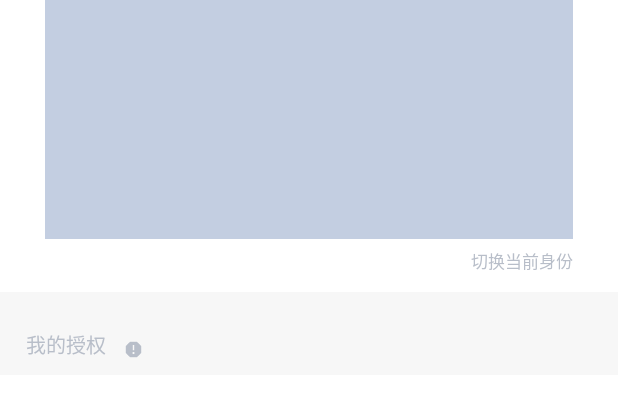
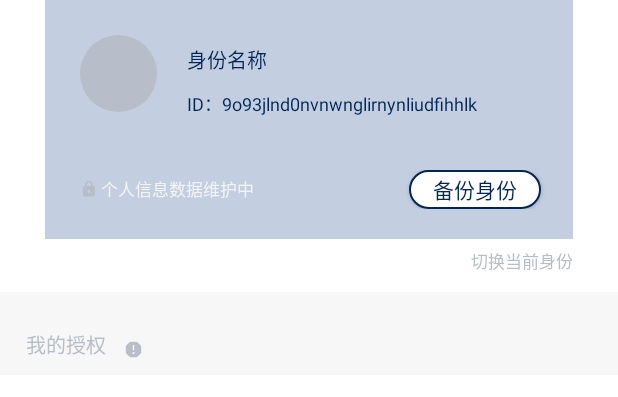
Before and after one commit to LaplaceNetwork/Android, an Android app: the layout fragment_identity.xml on its own in the app's theme, with its tools: preview values and no code run, on a phone screen of 412 x 824 dp. Shown: the top 397 px of the screen. Run offline under Robolectric (Android 15) with nearby library versions, the phone set to English and light mode, and no system bars.

Commit message:
code optimization

```diff
--- a/app/src/main/java/com/orangechain/laplace/activity/identity/IdentityFragment.java
+++ b/app/src/main/java/com/orangechain/laplace/activity/identity/IdentityFragment.java
@@ -6,9 +6,11 @@ import android.support.v4.app.Fragment;
 import android.support.v4.content.ContextCompat;
 import android.view.View;
 import android.widget.AdapterView;
+import android.widget.ImageView;
 import android.widget.ListView;
 import android.widget.Toast;
 
+import com.bumptech.glide.Glide;
 import com.orangechain.laplace.R;
 import com.orangechain.laplace.ToolUtil.ToolHelper;
 import com.orangechain.laplace.activity.IndexActivity;
@@ -29,6 +31,11 @@ public class IdentityFragment extends BaseFragment {
 
     @Override
     public void initWithView(View view) {
+
+        ImageView protectImageView = view.findViewById(R.id.identity_usericon_imageview);
+        Glide.with(this).load("https://timgsa.baidu.com/timg?image&quality=80&size=b9999_10000&sec=1539608309718&di=b2379fa2bb33ffbc19a0507f54ea4f21&imgtype=0&src=http%3A%2F%2Fimg3.duitang.com%2Fuploads%2Fitem%2F201501%2F25%2F20150125094219_cWXuL.jpeg")
+                .into(protectImageView);
+
 
         //创建数据源
         beanlist.clear();
@@ -55,8 +62,10 @@ public class IdentityFragment extends BaseFragment {
         });
 
 
+
         //修改图片的填充颜色
         IndexActivity activity = (IndexActivity) getActivity();
+        activity.getSupportActionBar().setHomeAsUpIndicator(ToolHelper.changePictureColor(getActivity(),R.color.colorF3F3F3,R.drawable.baseline_protect_black_24dp));
         activity.getSupportActionBar().setHomeAsUpIndicator(ToolHelper.changePictureColor(getActivity(),R.color.colorGray,R.drawable.baseline_report_black_24dp));
 
     }
--- /dev/null
+++ b/app/src/main/res/drawable/btn_bg_normal_identity_copyinformation_index.xml
@@ -0,0 +1,8 @@
+<?xml version="1.0" encoding="utf-8"?>
+<shape xmlns:android="http://schemas.android.com/apk/res/android"
+    android:shape="rectangle">
+    <corners android:radius="13dp"/>
+    <solid android:color="@color/colorWhite" />
+    <stroke android:color="@color/color022656"
+        android:width="@dimen/line_size_common"/>
+</shape>
--- /dev/null
+++ b/app/src/main/res/drawable/btn_selector_identity_copyinformation_index.xml
@@ -0,0 +1,5 @@
+<?xml version="1.0" encoding="utf-8"?>
+<selector xmlns:android="http://schemas.android.com/apk/res/android">
+    <item android:drawable="@drawable/btn_bg_normal_identity_copyinformation_index" android:state_checked="false"/>
+    <item android:drawable="@drawable/btn_bg_normal_identity_copyinformation_index" android:state_checked="true"/>
+</selector>
--- a/app/src/main/res/layout/fragment_identity.xml
+++ b/app/src/main/res/layout/fragment_identity.xml
@@ -14,6 +14,81 @@
         android:layout_marginRight="30dp"
         android:layout_marginLeft="30dp"
         >
+
+        <ImageView android:id="@+id/identity_usericon_imageview"
+            android:layout_height="51dp"
+            android:layout_width="51dp"
+            android:background="@drawable/image_circular_bg"
+            android:layout_marginLeft="23dp"
+            android:layout_marginTop="23dp"
+            />
+
+        <LinearLayout
+            android:layout_width="wrap_content"
+            android:layout_height="wrap_content"
+            android:layout_toRightOf="@id/identity_usericon_imageview"
+            android:layout_alignTop="@id/identity_usericon_imageview"
+            android:layout_marginLeft="20dp"
+            android:orientation="vertical">
+
+            <TextView android:id="@+id/identity_username"
+                android:layout_width="wrap_content"
+                android:layout_height="wrap_content"
+                android:text="身份名称"
+                android:textColor="@color/color022656"
+                android:textSize="@dimen/text_size_13"
+                android:layout_marginTop="6dp"
+                />
+
+            <TextView android:id="@+id/identity_userid"
+                android:layout_height="wrap_content"
+                android:layout_width="wrap_content"
+                android:text="ID：9o93jlnd0nvnwnglirnynliudfihhlk"
+                android:textColor="@color/color022656"
+                android:textSize="@dimen/text_size_12"
+                android:layout_marginTop="10dp"/>
+
+        </LinearLayout>
+
+
+        <RelativeLayout
+            android:layout_width="wrap_content"
+            android:layout_height="wrap_content"
+            android:layout_alignLeft="@id/identity_usericon_imageview"
+            android:layout_marginBottom="20dp"
+            android:layout_alignParentBottom="true">
+
+            <ImageView android:id="@+id/identity_user_protect_imageview"
+                android:layout_height="12dp"
+                android:layout_width="12dp"
+                android:layout_centerVertical="true"
+                android:src="@drawable/baseline_protect_black_24dp"/>
+
+            <TextView android:id="@+id/identity_user_des_maintain"
+                android:layout_width="wrap_content"
+                android:layout_height="wrap_content"
+                android:text="个人信息数据维护中"
+                android:layout_toRightOf="@id/identity_user_protect_imageview"
+                android:layout_marginLeft="2dp"
+                android:textColor="@color/colorF3F3F3"
+                android:textSize="@dimen/text_size_11"
+                android:layout_centerVertical="true"
+                />
+
+           <Button android:id="@+id/identity_usericon_copyinformation_button"
+               android:layout_width="wrap_content"
+               android:layout_height="26dp"
+               android:text="备份身份"
+               android:textColor="@color/color022656"
+               android:layout_alignParentRight="true"
+               android:layout_marginRight="21dp"
+               android:background="@drawable/btn_selector_identity_copyinformation_index"
+               />
+
+        </RelativeLayout>
+
+
+
 
     </RelativeLayout>
 
```
Also changed, not shown: app/src/main/res/drawable-hdpi/baseline_protect_black_24dp.png (added).
